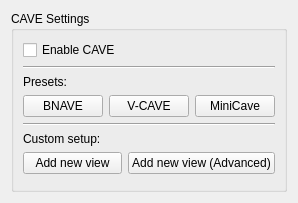
The window that OgreRenderingModule/CaveSettings.ui (realXtend/tundra) describes before a commit, drawn with Qt 5.
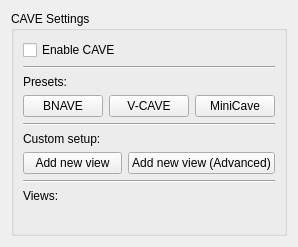
The same window after the commit.

Commit message: CAVE usability improvements: *Disable checkbox will now merely hide views instead of deleting them. *Views will be listed in the widget with names. There is also delete button for each view. *Each view also has modify button that will (in future) allow user to modify the projection parameters for the view.

Patch:
```diff
--- a/OgreRenderingModule/CaveSettings.ui
+++ b/OgreRenderingModule/CaveSettings.ui
@@ -6,8 +6,8 @@
    <rect>
     <x>0</x>
     <y>0</y>
-    <width>277</width>
-    <height>203</height>
+    <width>296</width>
+    <height>247</height>
    </rect>
   </property>
   <property name="windowTitle">
@@ -98,6 +98,23 @@
         </item>
        </layout>
       </item>
+      <item>
+       <widget class="Line" name="line_3">
+        <property name="orientation">
+         <enum>Qt::Horizontal</enum>
+        </property>
+       </widget>
+      </item>
+      <item>
+       <widget class="QLabel" name="views_label">
+        <property name="text">
+         <string>Views:</string>
+        </property>
+       </widget>
+      </item>
+      <item>
+       <layout class="QVBoxLayout" name="viewslayout"/>
+      </item>
       <item>
        <spacer name="verticalSpacer">
         <property name="orientation">
```
The commit also changes 7 other files.
